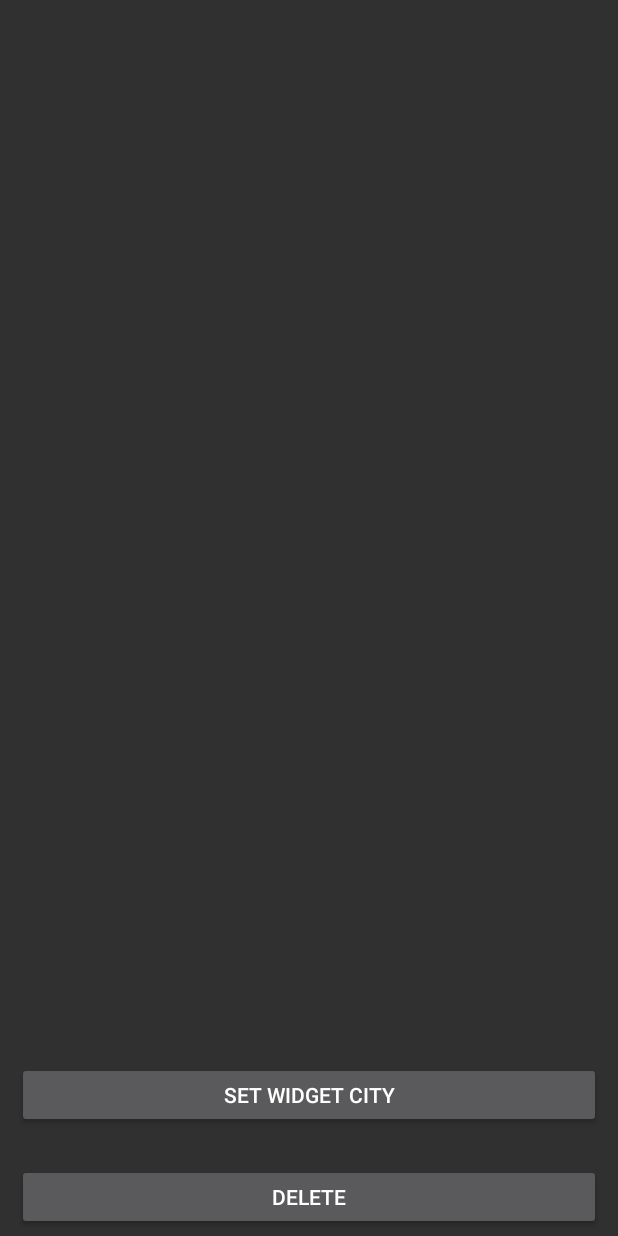
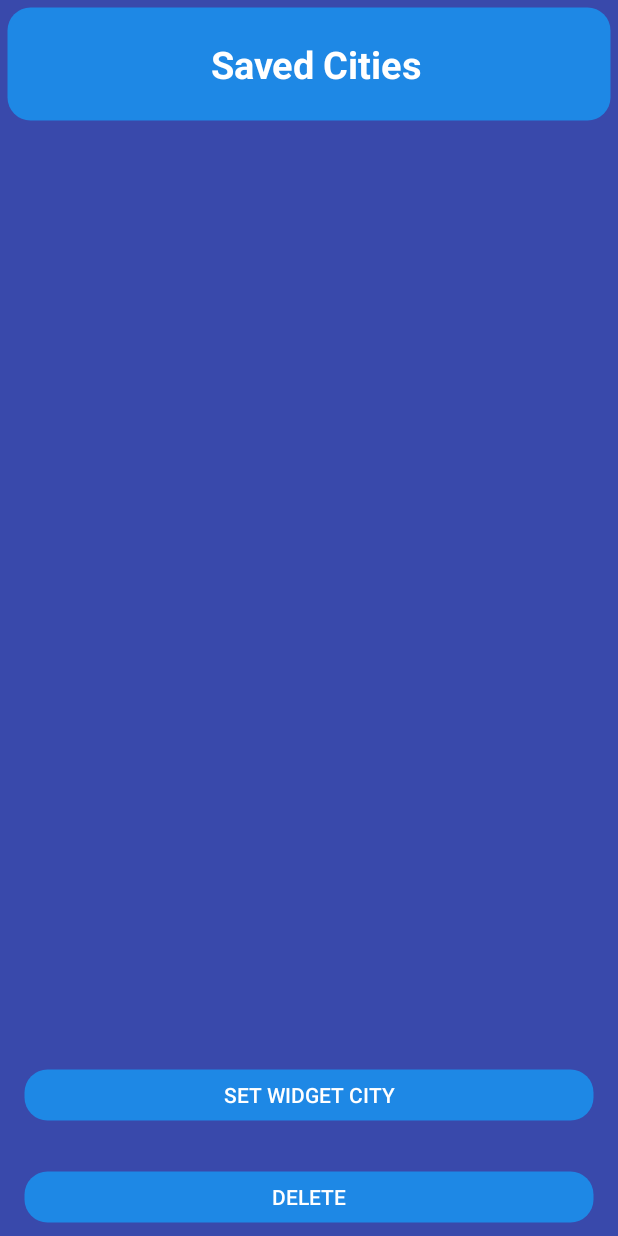
Before and after one commit to Ty-Haruki/Weather-App, an Android app: the layout saved_cities.xml on its own in the app's theme, with its tools: preview values and no code run, on a phone screen of 412 x 824 dp. Run offline under Robolectric (Android 15) with nearby library versions, the phone set to English and light mode, and no system bars.

Commit message:
Added Saved Cities accessibility.

```diff
--- a/app/src/main/AndroidManifest.xml
+++ b/app/src/main/AndroidManifest.xml
@@ -18,6 +18,7 @@
         </activity>
         <activity android:name=".LocationDetails"/>
         <activity android:name=".LocationSearch"/>
+        <activity android:name=".SavedCities"/>
         <receiver android:name="WeatherWidgetProvider" >
             <intent-filter>
                 <action android:name="android.appwidget.action.APPWIDGET_UPDATE" />
--- a/app/src/main/res/layout/saved_cities.xml
+++ b/app/src/main/res/layout/saved_cities.xml
@@ -3,8 +3,36 @@
     xmlns:android="http://schemas.android.com/apk/res/android"
     xmlns:app="http://schemas.android.com/apk/res-auto"
     xmlns:tools="http://schemas.android.com/tools"
+    android:background="#3949AB"
     android:layout_width="match_parent"
     android:layout_height="match_parent">
+
+    <androidx.constraintlayout.widget.ConstraintLayout
+        android:id="@+id/constraintLayout4"
+        android:layout_width="match_parent"
+        android:layout_height="0dp"
+        android:background="@drawable/rounded_corners_blue"
+        android:elevation="5dp"
+        android:text="Add Location"
+        android:textColor="#FFFFFF"
+        android:textColorHighlight="#FFFFFF"
+        app:layout_constraintTop_toTopOf="parent">
+
+        <TextView
+            android:layout_width="0dp"
+            android:layout_height="wrap_content"
+            android:gravity="center"
+            android:paddingLeft="10dp"
+            android:paddingTop="15dp"
+            android:paddingBottom="15dp"
+            android:text="Saved Cities"
+            android:textColor="#FFFFFF"
+            android:textSize="25sp"
+            android:textStyle="bold"
+            app:layout_constraintEnd_toEndOf="parent"
+            app:layout_constraintStart_toStartOf="parent"
+            app:layout_constraintTop_toTopOf="parent" />
+    </androidx.constraintlayout.widget.ConstraintLayout>
 
     <Button
         android:id="@+id/deleteButton"
@@ -12,6 +40,10 @@
         android:layout_height="44dp"
         android:layout_marginBottom="4dp"
         android:text="Delete"
+        android:background="@drawable/rounded_corners_blue"
+        android:elevation="5dp"
+        android:textColor="#FFFFFF"
+        android:textColorHighlight="#FFFFFF"
         app:layout_constraintBottom_toBottomOf="parent"
         app:layout_constraintEnd_toEndOf="parent"
         app:layout_constraintHorizontal_bias="0.498"
@@ -23,16 +55,20 @@
         android:layout_height="44dp"
         android:layout_marginBottom="72dp"
         android:text="Set Widget City"
+        android:background="@drawable/rounded_corners_blue"
+        android:elevation="5dp"
+        android:textColor="#FFFFFF"
+        android:textColorHighlight="#FFFFFF"
         app:layout_constraintBottom_toBottomOf="parent"
         app:layout_constraintEnd_toEndOf="parent"
         app:layout_constraintStart_toStartOf="parent" />
 
     <androidx.recyclerview.widget.RecyclerView
         android:id="@+id/savedRV"
-        android:layout_width="403dp"
-        android:layout_height="487dp"
-        app:layout_constraintBottom_toTopOf="@+id/deleteButton"
+        android:layout_width="0dp"
+        android:layout_height="0dp"
+        app:layout_constraintBottom_toTopOf="@+id/defaultButton"
         app:layout_constraintEnd_toEndOf="parent"
         app:layout_constraintStart_toStartOf="parent"
-        app:layout_constraintTop_toTopOf="parent" />
+        app:layout_constraintTop_toBottomOf="@+id/constraintLayout4" />
 </androidx.constraintlayout.widget.ConstraintLayout>
```
Also changed, not shown: app/src/main/java/edu/apsu/weatherapp/LocationDetails.java (+7 -0 lines), app/src/main/java/edu/apsu/weatherapp/LocationSearch.java (+8 -0 lines), app/src/main/java/edu/apsu/weatherapp/SavedCities.java (+8 -6 lines), app/src/main/res/layout/location_search.xml (+16 -1 lines).
